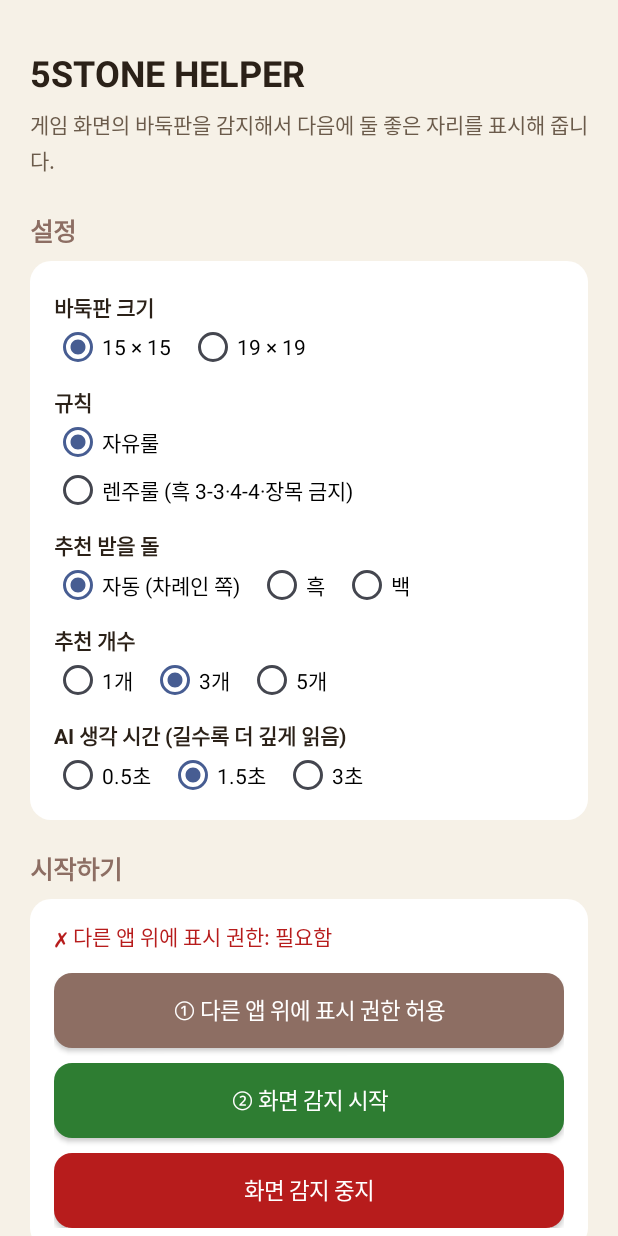
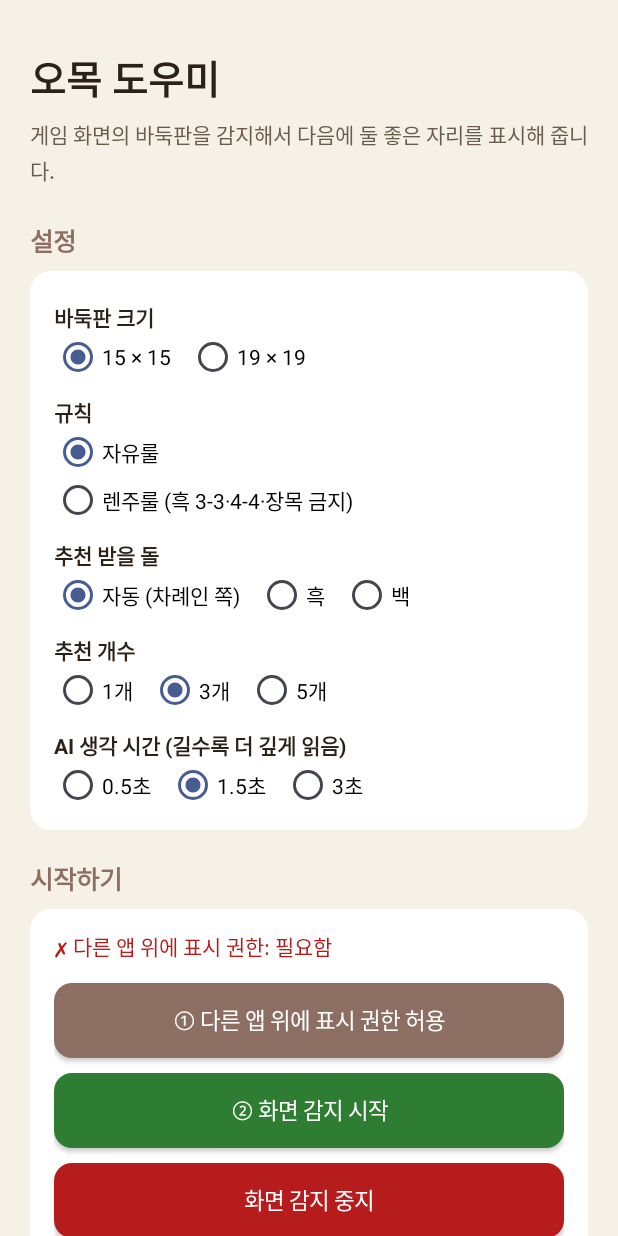
Before and after one commit to 2734c/Omok-helper, an Android app: the screen it shows after launch (MainActivity), on a phone screen of 412 x 824 dp. Run offline under Robolectric (Android 15) with nearby library versions, the phone set to English and light mode, and no system bars.

Commit message:
앱 이름을 오목 도우미로 되돌림 (라이선스 변경은 유지)

```diff
--- a/app/src/main/java/com/omokhelper/CaptureService.java
+++ b/app/src/main/java/com/omokhelper/CaptureService.java
@@ -44,7 +44,7 @@ public class CaptureService extends Service implements OverlayController.Listene
     public static final String EXTRA_CODE = "code";
     public static final String EXTRA_DATA = "data";
 
-    private static final String TAG = "5StoneHelper";
+    private static final String TAG = "OmokHelper";
     private static final String CHANNEL = "capture";
     private static final long INTERVAL_MS = 600;
 
@@ -122,7 +122,7 @@ public class CaptureService extends Service implements OverlayController.Listene
 
         Notification n = new Notification.Builder(this, CHANNEL)
                 .setSmallIcon(R.drawable.ic_stat)
-                .setContentTitle("5STONE HELPER")
+                .setContentTitle("오목 도우미")
                 .setContentText("화면을 감지하는 중입니다")
                 .setContentIntent(openPi)
                 .addAction(new Notification.Action.Builder(null, "중지", stopPi).build())
--- a/app/src/main/java/com/omokhelper/MainActivity.java
+++ b/app/src/main/java/com/omokhelper/MainActivity.java
@@ -48,7 +48,7 @@ public class MainActivity extends Activity {
         root.setPadding(dp(20), dp(28), dp(20), dp(28));
         scroll.addView(root);
 
-        TextView title = text("5STONE HELPER", 24, 0xFF2B2118, true);
+        TextView title = text("오목 도우미", 26, 0xFF2B2118, true);
         root.addView(title);
         root.addView(text("게임 화면의 바둑판을 감지해서 다음에 둘 좋은 자리를 표시해 줍니다.", 14, 0xFF6B5B4B, false));
 
--- a/app/src/main/java/com/omokhelper/OverlayController.java
+++ b/app/src/main/java/com/omokhelper/OverlayController.java
@@ -178,7 +178,7 @@ public final class OverlayController {
         titleRow.setOrientation(LinearLayout.HORIZONTAL);
         titleRow.setGravity(Gravity.CENTER_VERTICAL);
         title = new TextView(ctx);
-        title.setText("⠿ 5STONE HELPER");
+        title.setText("⠿ 오목 도우미");
         title.setTextSize(14);
         title.setPadding(0, dp(4), dp(12), dp(4));
         titleRow.addView(title, new LinearLayout.LayoutParams(0, LinearLayout.LayoutParams.WRAP_CONTENT, 1));
--- a/app/src/main/res/values/strings.xml
+++ b/app/src/main/res/values/strings.xml
@@ -1,4 +1,4 @@
 <?xml version="1.0" encoding="utf-8"?>
 <resources>
-    <string name="app_name">5STONE HELPER</string>
+    <string name="app_name">오목 도우미</string>
 </resources>
--- a/settings.gradle
+++ b/settings.gradle
@@ -12,5 +12,5 @@ dependencyResolutionManagement {
         mavenCentral()
     }
 }
-rootProject.name = "FiveStoneHelper"
+rootProject.name = "OmokHelper"
 include ':app'
```
Also changed, not shown: 3 other files.
